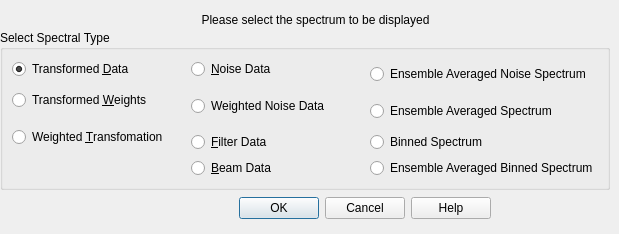
wayman0/CAPS-Analyzer, file src/UIs/Qt-analyzer/graphselectdlg.ui: the form before one commit.
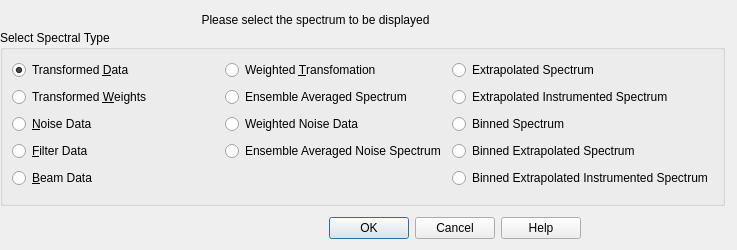
The form after the commit.

Diff of the .ui file:
```diff
--- a/src/UIs/Qt-analyzer/graphselectdlg.ui
+++ b/src/UIs/Qt-analyzer/graphselectdlg.ui
@@ -9,8 +9,8 @@
    <rect>
     <x>0</x>
     <y>0</y>
-    <width>619</width>
-    <height>234</height>
+    <width>737</width>
+    <height>250</height>
    </rect>
   </property>
   <property name="windowTitle">
@@ -19,8 +19,8 @@
   <widget class="QDialogButtonBox" name="buttonBox">
    <property name="geometry">
     <rect>
-     <x>10</x>
-     <y>190</y>
+     <x>100</x>
+     <y>210</y>
      <width>481</width>
      <height>36</height>
     </rect>
@@ -34,8 +34,8 @@
     <rect>
      <x>0</x>
      <y>30</y>
-     <width>610</width>
-     <height>160</height>
+     <width>725</width>
+     <height>176</height>
     </rect>
    </property>
    <property name="minimumSize">
@@ -59,26 +59,47 @@
      </widget>
     </item>
     <item row="0" column="1">
-     <widget class="QRadioButton" name="noiseButton">
+     <widget class="QRadioButton" name="combinedDataButton">
       <property name="text">
-       <string>&amp;Noise Data</string>
+       <string>Weighted &amp;Transfomation</string>
       </property>
      </widget>
     </item>
-    <item row="0" column="2" rowspan="2">
-     <widget class="QRadioButton" name="EnsAvgNoiseSpectrumButton">
+    <item row="0" column="2">
+     <widget class="QRadioButton" name="extrapolatedSpectrumButton">
       <property name="text">
-       <string>Ensemble Averaged Noise Spectrum</string>
+       <string>Extrapolated Spectrum</string>
       </property>
      </widget>
     </item>
-    <item row="1" column="0" rowspan="2">
+    <item row="1" column="0">
      <widget class="QRadioButton" name="weightButton">
       <property name="text">
        <string>Transformed &amp;Weights</string>
       </property>
      </widget>
     </item>
+    <item row="1" column="1">
+     <widget class="QRadioButton" name="EnsAvgSpectrumButton">
+      <property name="text">
+       <string>Ensemble Averaged Spectrum</string>
+      </property>
+     </widget>
+    </item>
+    <item row="1" column="2">
+     <widget class="QRadioButton" name="extrapolatedInstrumentSpectrumButton">
+      <property name="text">
+       <string>Extrapolated Instrumented Spectrum</string>
+      </property>
+     </widget>
+    </item>
+    <item row="2" column="0">
+     <widget class="QRadioButton" name="noiseButton">
+      <property name="text">
+       <string>&amp;Noise Data</string>
+      </property>
+     </widget>
+    </item>
     <item row="2" column="1">
      <widget class="QRadioButton" name="weightedNoiseButton">
       <property name="text">
@@ -86,45 +107,45 @@
       </property>
      </widget>
     </item>
-    <item row="2" column="2" rowspan="2">
-     <widget class="QRadioButton" name="EnsAvgSpectrumButton">
-      <property name="text">
-       <string>Ensemble Averaged Spectrum</string>
-      </property>
-     </widget>
-    </item>
-    <item row="3" column="0" rowspan="2">
-     <widget class="QRadioButton" name="combinedDataButton">
-      <property name="text">
-       <string>Weighted &amp;Transfomation</string>
-      </property>
-     </widget>
-    </item>
-    <item row="4" column="1">
-     <widget class="QRadioButton" name="filterButton">
-      <property name="text">
-       <string>&amp;Filter Data</string>
-      </property>
-     </widget>
-    </item>
-    <item row="4" column="2">
+    <item row="2" column="2">
      <widget class="QRadioButton" name="binnedSpectrumButton">
       <property name="text">
        <string>Binned Spectrum</string>
       </property>
      </widget>
     </item>
-    <item row="5" column="1">
+    <item row="3" column="0">
+     <widget class="QRadioButton" name="filterButton">
+      <property name="text">
+       <string>&amp;Filter Data</string>
+      </property>
+     </widget>
+    </item>
+    <item row="3" column="1">
+     <widget class="QRadioButton" name="EnsAvgNoiseSpectrumButton">
+      <property name="text">
+       <string>Ensemble Averaged Noise Spectrum</string>
+      </property>
+     </widget>
+    </item>
+    <item row="3" column="2">
+     <widget class="QRadioButton" name="binnedExtrapolatedSpectrumButton">
+      <property name="text">
+       <string>Binned Extrapolated Spectrum</string>
+      </property>
+     </widget>
+    </item>
+    <item row="4" column="0">
      <widget class="QRadioButton" name="beamButton">
       <property name="text">
        <string>&amp;Beam Data</string>
       </property>
      </widget>
     </item>
-    <item row="5" column="2">
-     <widget class="QRadioButton" name="EnsAvgBinnedSpectrumButton">
+    <item row="4" column="2">
+     <widget class="QRadioButton" name="binnedExtrapolatedInstrumentSpectrumButton">
       <property name="text">
-       <string>Ensemble Averaged Binned Spectrum</string>
+       <string>Binned Extrapolated Instrumented Spectrum</string>
       </property>
      </widget>
     </item>
```
